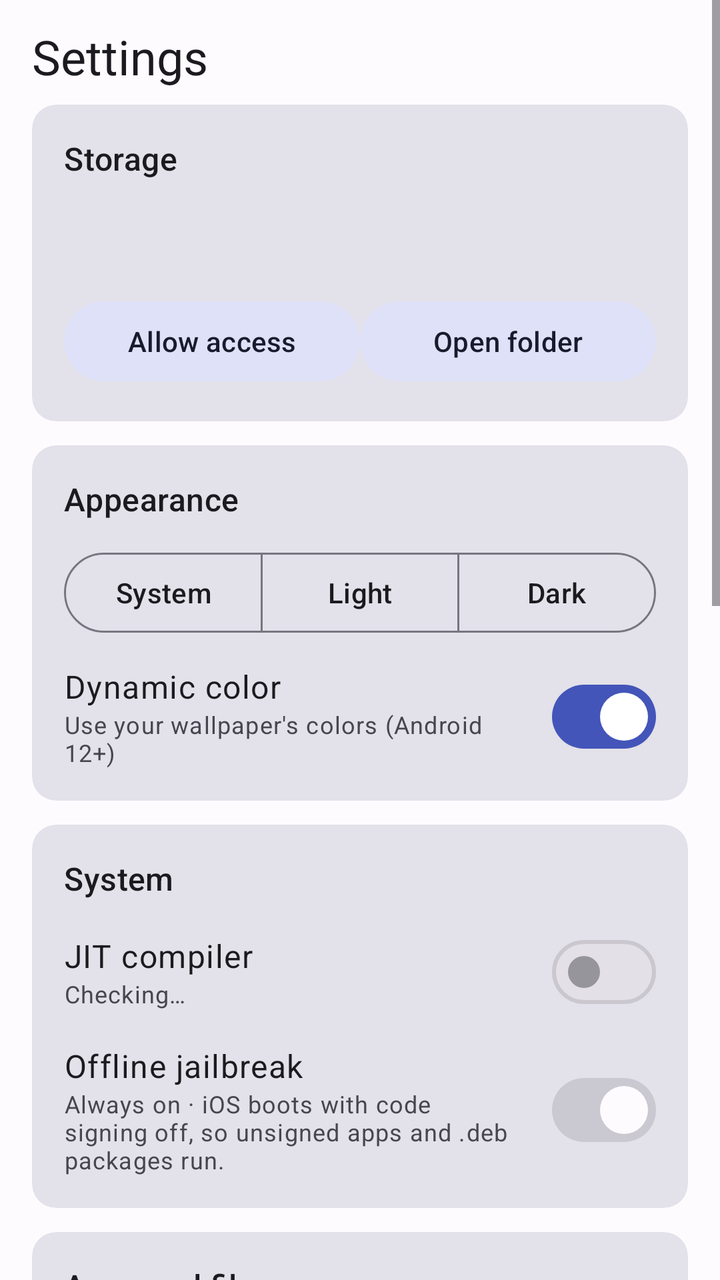
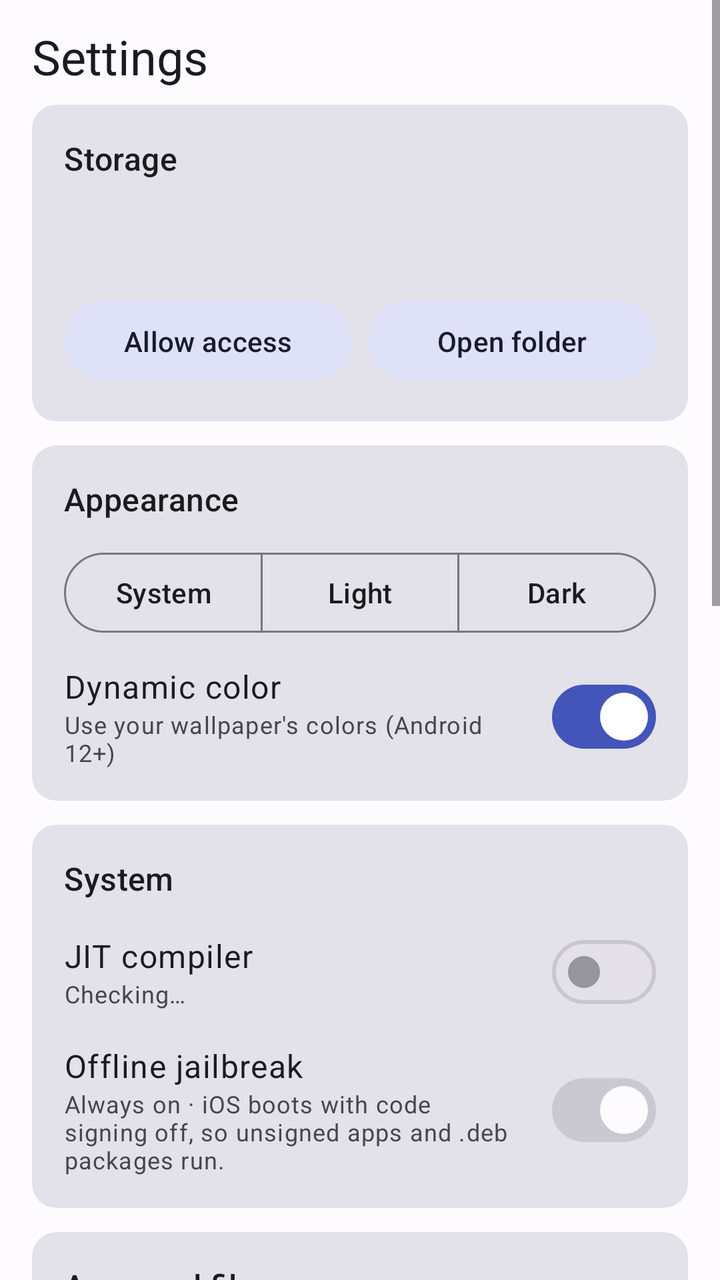

Two renders of the same Android screen: before a commit and after it. Below are the layout's source before the change and the commit's diff.
<!-- AndroidManifest.xml: application theme Theme.Podium -->
<!-- res/layout/page_settings.xml -->
<?xml version="1.0" encoding="utf-8"?>
<ScrollView xmlns:android="http://schemas.android.com/apk/res/android"
    xmlns:app="http://schemas.android.com/apk/res-auto"
    android:layout_width="match_parent"
    android:layout_height="match_parent"
    android:clipToPadding="false"
    android:fillViewport="true">

    <LinearLayout
        android:layout_width="match_parent"
        android:layout_height="wrap_content"
        android:orientation="vertical"
        android:paddingLeft="16dp"
        android:paddingTop="12dp"
        android:paddingRight="16dp"
        android:paddingBottom="8dp">

        <TextView
            android:layout_width="match_parent"
            android:layout_height="wrap_content"
            android:layout_marginBottom="8dp"
            android:text="Settings"
            android:textAppearance="?attr/textAppearanceHeadlineSmall"
            android:textColor="?attr/colorOnSurface" />

        <com.google.android.material.card.MaterialCardView
            style="@style/Widget.Material3.CardView.Filled"
            android:layout_width="match_parent"
            android:layout_height="wrap_content"
            android:layout_marginBottom="12dp">

            <LinearLayout
                android:layout_width="match_parent"
                android:layout_height="wrap_content"
                android:orientation="vertical"
                android:padding="16dp">

                <TextView
                    android:layout_width="match_parent"
                    android:layout_height="wrap_content"
                    android:text="Storage"
                    android:textAppearance="?attr/textAppearanceTitleMedium"
                    android:textColor="?attr/colorOnSurface" />

                <TextView
                    android:id="@+id/storagePath"
                    android:layout_width="match_parent"
                    android:layout_height="wrap_content"
                    android:layout_marginTop="8dp"
                    android:fontFamily="monospace"
                    android:text=""
                    android:textAppearance="?attr/textAppearanceBodySmall"
                    android:textColor="?attr/colorOnSurfaceVariant" />

                <TextView
                    android:id="@+id/storageNote"
                    android:layout_width="match_parent"
                    android:layout_height="wrap_content"
                    android:layout_marginTop="4dp"
                    android:text=""
                    android:textAppearance="?attr/textAppearanceBodySmall"
                    android:textColor="?attr/colorOnSurfaceVariant" />

                <LinearLayout
                    android:layout_width="match_parent"
                    android:layout_height="wrap_content"
                    android:layout_marginTop="12dp"
                    android:orientation="horizontal">

                    <com.google.android.material.button.MaterialButton
                        android:id="@+id/storageAccessButton"
                        style="@style/Widget.Material3.Button.TonalButton"
                        android:layout_width="0dp"
                        android:layout_height="wrap_content"
                        android:layout_right="4dp"
                        android:layout_weight="1"
                        android:text="Allow access" />

                    <com.google.android.material.button.MaterialButton
                        android:id="@+id/openFolderButton"
                        style="@style/Widget.Material3.Button.TonalButton"
                        android:layout_width="0dp"
                        android:layout_height="wrap_content"
                        android:layout_left="4dp"
                        android:layout_weight="1"
                        android:text="Open folder" />
                </LinearLayout>

            </LinearLayout>
        </com.google.android.material.card.MaterialCardView>

        <com.google.android.material.card.MaterialCardView
            style="@style/Widget.Material3.CardView.Filled"
            android:layout_width="match_parent"
            android:layout_height="wrap_content"
            android:layout_marginBottom="12dp">

            <LinearLayout
                android:layout_width="match_parent"
                android:layout_height="wrap_content"
                android:orientation="vertical"
                android:padding="16dp">

                <TextView
                    android:layout_width="match_parent"
                    android:layout_height="wrap_content"
                    android:text="Appearance"
                    android:textAppearance="?attr/textAppearanceTitleMedium"
                    android:textColor="?attr/colorOnSurface" />

                <com.google.android.material.button.MaterialButtonToggleGroup
                    android:id="@+id/themeToggle"
                    android:layout_width="match_parent"
                    android:layout_height="wrap_content"
                    android:layout_marginTop="12dp"
                    app:selectionRequired="true"
                    app:singleSelection="true">

                    <com.google.android.material.button.MaterialButton
                        android:id="@+id/themeSystem"
                        style="?attr/materialButtonOutlinedStyle"
                        android:layout_width="0dp"
                        android:layout_height="wrap_content"
                        android:layout_weight="1"
                        android:text="System" />

                    <com.google.android.material.button.MaterialButton
                        android:id="@+id/themeLight"
                        style="?attr/materialButtonOutlinedStyle"
                        android:layout_width="0dp"
                        android:layout_height="wrap_content"
                        android:layout_weight="1"
                        android:text="Light" />

                    <com.google.android.material.button.MaterialButton
                        android:id="@+id/themeDark"
                        style="?attr/materialButtonOutlinedStyle"
                        android:layout_width="0dp"
                        android:layout_height="wrap_content"
                        android:layout_weight="1"
                        android:text="Dark" />

                </com.google.android.material.button.MaterialButtonToggleGroup>

                <LinearLayout
                    android:layout_width="match_parent"
                    android:layout_height="wrap_content"
                    android:layout_marginTop="12dp"
                    android:gravity="center_vertical"
                    android:orientation="horizontal">

                    <LinearLayout
                        android:layout_width="0dp"
                        android:layout_height="wrap_content"
                        android:layout_weight="1"
                        android:orientation="vertical">

                        <TextView
                            android:layout_width="match_parent"
                            android:layout_height="wrap_content"
                            android:text="Dynamic color"
                            android:textAppearance="?attr/textAppearanceBodyLarge"
                            android:textColor="?attr/colorOnSurface" />

                        <TextView
                            android:id="@+id/dynamicSupport"
                            android:layout_width="match_parent"
                            android:layout_height="wrap_content"
                            android:text="Use your wallpaper's colors (Android 12+)"
                            android:textAppearance="?attr/textAppearanceBodySmall"
                            android:textColor="?attr/colorOnSurfaceVariant" />
                    </LinearLayout>

                    <com.google.android.material.materialswitch.MaterialSwitch
                        android:id="@+id/dynamicSwitch"
                        android:layout_width="wrap_content"
                        android:layout_height="wrap_content"
                        android:layout_marginLeft="12dp"
                        android:checked="true"
                        android:enabled="true" />
                </LinearLayout>

            </LinearLayout>
        </com.google.android.material.card.MaterialCardView>

        <com.google.android.material.card.MaterialCardView
            style="@style/Widget.Material3.CardView.Filled"
            android:layout_width="match_parent"
            android:layout_height="wrap_content"
            android:layout_marginBottom="12dp">

            <LinearLayout
                android:layout_width="match_parent"
                android:layout_height="wrap_content"
                android:orientation="vertical"
                android:padding="16dp">

                <TextView
                    android:layout_width="match_parent"
                    android:layout_height="wrap_content"
                    android:text="System"
                    android:textAppearance="?attr/textAppearanceTitleMedium"
                    android:textColor="?attr/colorOnSurface" />

                <LinearLayout
                    android:layout_width="match_parent"
                    android:layout_height="wrap_content"
                    android:layout_marginTop="12dp"
                    android:gravity="center_vertical"
                    android:orientation="horizontal">

                    <LinearLayout
                        android:layout_width="0dp"
                        android:layout_height="wrap_content"
                        android:layout_weight="1"
                        android:orientation="vertical">

                        <TextView
                            android:layout_width="match_parent"
                            android:layout_height="wrap_content"
                            android:text="JIT compiler"
                            android:textAppearance="?attr/textAppearanceBodyLarge"
                            android:textColor="?attr/colorOnSurface" />

                        <TextView
                            android:id="@+id/jitText"
                            android:layout_width="match_parent"
                            android:layout_height="wrap_content"
                            android:text="Checking…"
                            android:textAppearance="?attr/textAppearanceBodySmall"
                            android:textColor="?attr/colorOnSurfaceVariant" />
                    </LinearLayout>

                    <com.google.android.material.materialswitch.MaterialSwitch
                        android:id="@+id/jitSwitch"
                        android:layout_width="wrap_content"
                        android:layout_height="wrap_content"
                        android:layout_marginLeft="12dp"
                        android:checked="false"
                        android:enabled="false" />
                </LinearLayout>

                <LinearLayout
                    android:layout_width="match_parent"
                    android:layout_height="wrap_content"
                    android:layout_marginTop="12dp"
                    android:gravity="center_vertical"
                    android:orientation="horizontal">

                    <LinearLayout
                        android:layout_width="0dp"
                        android:layout_height="wrap_content"
                        android:layout_weight="1"
                        android:orientation="vertical">

                        <TextView
                            android:layout_width="match_parent"
                            android:layout_height="wrap_content"
                            android:text="Offline jailbreak"
                            android:textAppearance="?attr/textAppearanceBodyLarge"
                            android:textColor="?attr/colorOnSurface" />

                        <TextView
                            android:id="@+id/jailbreakText"
                            android:layout_width="match_parent"
                            android:layout_height="wrap_content"
                            android:text="Always on · iOS boots with code signing off, so unsigned apps and .deb packages run."
                            android:textAppearance="?attr/textAppearanceBodySmall"
                            android:textColor="?attr/colorOnSurfaceVariant" />
                    </LinearLayout>

                    <com.google.android.material.materialswitch.MaterialSwitch
                        android:id="@+id/jailbreakSwitch"
                        android:layout_width="wrap_content"
                        android:layout_height="wrap_content"
                        android:layout_marginLeft="12dp"
                        android:checked="true"
                        android:enabled="false" />
                </LinearLayout>

            </LinearLayout>
        </com.google.android.material.card.MaterialCardView>

        <com.google.android.material.card.MaterialCardView
            style="@style/Widget.Material3.CardView.Filled"
            android:layout_width="match_parent"
            android:layout_height="wrap_content"
            android:layout_marginBottom="12dp">

            <LinearLayout
                android:layout_width="match_parent"
                android:layout_height="wrap_content"
                android:orientation="vertical"
                android:padding="16dp">

                <TextView
                    android:layout_width="match_parent"
                    android:layout_height="wrap_content"
                    android:text="Apps and files"
                    android:textAppearance="?attr/textAppearanceTitleMedium"
                    android:textColor="?attr/colorOnSurface" />

                <TextView
                    android:layout_width="match_parent"
                    android:layout_height="wrap_content"
                    android:layout_marginTop="4dp"
                    android:text="Everything here is copied into the iPod's disk while it is powered off, and the picker opens in Documents/ios. Start iOS once first so the disk exists."
                    android:textAppearance="?attr/textAppearanceBodySmall"
                    android:textColor="?attr/colorOnSurfaceVariant" />

                <LinearLayout
                    android:layout_width="match_parent"
                    android:layout_height="wrap_content"
                    android:layout_marginTop="12dp"
                    android:orientation="horizontal">

                    <com.google.android.material.button.MaterialButton
                        android:id="@+id/installIpaButton"
                        style="@style/Widget.Material3.Button.TonalButton"
                        android:layout_width="0dp"
                        android:layout_height="wrap_content"
                        android:layout_right="4dp"
                        android:layout_weight="1"
                        android:text="Install IPA…" />

                    <com.google.android.material.button.MaterialButton
                        android:id="@+id/installDebButton"
                        style="@style/Widget.Material3.Button.TonalButton"
                        android:layout_width="0dp"
                        android:layout_height="wrap_content"
                        android:layout_left="4dp"
                        android:layout_weight="1"
                        android:text="Install .deb…" />
                </LinearLayout>

                <TextView
                    android:layout_width="match_parent"
                    android:layout_height="wrap_content"
                    android:layout_marginTop="8dp"
                    android:text="IPA apps go to /Applications and aren't signed or registered, so they may not show on the home screen. .deb packages need to be script-free; Cydia itself can't download anything without a network."
                    android:textAppearance="?attr/textAppearanceBodySmall"
                    android:textColor="?attr/colorOnSurfaceVariant" />

                <com.google.android.material.button.MaterialButton
                    android:id="@+id/importFilesButton"
                    style="@style/Widget.Material3.Button.TonalButton"
                    android:layout_width="wrap_content"
                    android:layout_height="wrap_content"
                    android:layout_marginTop="12dp"
                    android:text="Import any files…" />

                <TextView
                    android:layout_width="match_parent"
                    android:layout_height="wrap_content"
                    android:layout_marginTop="4dp"
                    android:text="Any file type, copied to /private/var/mobile/Media/Podium on the iPod."
                    android:textAppearance="?attr/textAppearanceBodySmall"
                    android:textColor="?attr/colorOnSurfaceVariant" />

            </LinearLayout>
        </com.google.android.material.card.MaterialCardView>

        <com.google.android.material.card.MaterialCardView
            style="@style/Widget.Material3.CardView.Filled"
            android:layout_width="match_parent"
            android:layout_height="wrap_content"
            android:layout_marginBottom="12dp">

            <LinearLayout
                android:layout_width="match_parent"
                android:layout_height="wrap_content"
                android:orientation="vertical"
                android:padding="16dp">

                <TextView
                    android:layout_width="match_parent"
                    android:layout_height="wrap_content"
                    android:text="Network"
                    android:textAppearance="?attr/textAppearanceTitleMedium"
                    android:textColor="?attr/colorOnSurface" />

                <LinearLayout
                    android:layout_width="match_parent"
                    android:layout_height="wrap_content"
                    android:layout_marginTop="12dp"
                    android:gravity="center_vertical"
                    android:orientation="horizontal">

                    <LinearLayout
                        android:layout_width="0dp"
                        android:layout_height="wrap_content"
                        android:layout_weight="1"
                        android:orientation="vertical">

                        <TextView
                            android:layout_width="match_parent"
                            android:layout_height="wrap_content"
                            android:text="Wi-Fi"
                            android:textAppearance="?attr/textAppearanceBodyLarge"
                            android:textColor="?attr/colorOnSurface" />

                        <TextView
                            android:id="@+id/networkText"
                            android:layout_width="match_parent"
                            android:layout_height="wrap_content"
                            android:text="Not available. The emulator has no network device yet, so iOS can't turn Wi-Fi on."
                            android:textAppearance="?attr/textAppearanceBodySmall"
                            android:textColor="?attr/colorOnSurfaceVariant" />
                    </LinearLayout>

                    <com.google.android.material.materialswitch.MaterialSwitch
                        android:id="@+id/networkSwitch"
                        android:layout_width="wrap_content"
                        android:layout_height="wrap_content"
                        android:layout_marginLeft="12dp"
                        android:checked="false"
                        android:enabled="false" />
                </LinearLayout>

            </LinearLayout>
        </com.google.android.material.card.MaterialCardView>

        <com.google.android.material.card.MaterialCardView
            style="@style/Widget.Material3.CardView.Filled"
            android:layout_width="match_parent"
            android:layout_height="wrap_content"
            android:layout_marginBottom="12dp">

            <LinearLayout
                android:layout_width="match_parent"
                android:layout_height="wrap_content"
                android:orientation="vertical"
                android:padding="16dp">

                <TextView
                    android:layout_width="match_parent"
                    android:layout_height="wrap_content"
                    android:text="Logs"
                    android:textAppearance="?attr/textAppearanceTitleMedium"
                    android:textColor="?attr/colorOnSurface" />

                <TextView
                    android:id="@+id/logPreview"
                    android:layout_width="match_parent"
                    android:layout_height="wrap_content"
                    android:layout_marginTop="8dp"
                    android:fontFamily="monospace"
                    android:text="No log yet."
                    android:textAppearance="?attr/textAppearanceBodySmall"
                    android:textColor="?attr/colorOnSurfaceVariant" />

                <LinearLayout
                    android:layout_width="match_parent"
                    android:layout_height="wrap_content"
                    android:layout_marginTop="12dp"
                    android:orientation="horizontal">

                    <com.google.android.material.button.MaterialButton
                        android:id="@+id/copyLogButton"
                        style="@style/Widget.Material3.Button.TonalButton"
                        android:layout_width="0dp"
                        android:layout_height="wrap_content"
                        android:layout_right="4dp"
                        android:layout_weight="1"
                        android:text="Copy log" />

                    <com.google.android.material.button.MaterialButton
                        android:id="@+id/saveLogButton"
                        style="@style/Widget.Material3.Button.TonalButton"
                        android:layout_width="0dp"
                        android:layout_height="wrap_content"
                        android:layout_left="4dp"
                        android:layout_weight="1"
                        android:text="Save log" />
                </LinearLayout>

            </LinearLayout>
        </com.google.android.material.card.MaterialCardView>

        <com.google.android.material.card.MaterialCardView
            style="@style/Widget.Material3.CardView.Filled"
            android:layout_width="match_parent"
            android:layout_height="wrap_content"
            android:layout_marginBottom="12dp">

            <LinearLayout
                android:layout_width="match_parent"
                android:layout_height="wrap_content"
                android:orientation="vertical"
                android:padding="16dp">

                <TextView
                    android:layout_width="match_parent"
                    android:layout_height="wrap_content"
                    android:text="About"
                    android:textAppearance="?attr/textAppearanceTitleMedium"
                    android:textColor="?attr/colorOnSurface" />

                <TextView
                    android:id="@+id/aboutText"
                    android:layout_width="match_parent"
                    android:layout_height="wrap_content"
                    android:layout_marginTop="4dp"
                    android:text=""
                    android:textAppearance="?attr/textAppearanceBodySmall"
                    android:textColor="?attr/colorOnSurfaceVariant" />

            </LinearLayout>
        </com.google.android.material.card.MaterialCardView>

    </LinearLayout>
</ScrollView>
<!-- resources referenced by this layout -->
<resources>
  <style name="Theme.Podium" parent="Theme.Material3.DayNight.NoActionBar">
          <item name="colorPrimary">@color/md_primary</item>
          <item name="colorOnPrimary">@color/md_on_primary</item>
          <item name="colorPrimaryContainer">@color/md_primary_container</item>
          <item name="colorOnPrimaryContainer">@color/md_on_primary_container</item>
          <item name="colorSecondary">@color/md_secondary</item>
          <item name="colorOnSecondary">@color/md_on_secondary</item>
          <item name="colorSecondaryContainer">@color/md_secondary_container</item>
          <item name="colorOnSecondaryContainer">@color/md_on_secondary_container</item>
          <item name="colorTertiary">@color/md_tertiary</item>
          <item name="colorOnTertiary">@color/md_on_tertiary</item>
          <item name="colorTertiaryContainer">@color/md_tertiary_container</item>
          <item name="colorOnTertiaryContainer">@color/md_on_tertiary_container</item>
          <item name="colorError">@color/md_error</item>
          <item name="colorOnError">@color/md_on_error</item>
          <item name="colorErrorContainer">@color/md_error_container</item>
          <item name="colorOnErrorContainer">@color/md_on_error_container</item>
          <item name="android:colorBackground">@color/md_background</item>
          <item name="colorOnBackground">@color/md_on_background</item>
          <item name="colorSurface">@color/md_surface</item>
          <item name="colorOnSurface">@color/md_on_surface</item>
          <item name="colorSurfaceVariant">@color/md_surface_variant</item>
          <item name="colorOnSurfaceVariant">@color/md_on_surface_variant</item>
          <item name="colorOutline">@color/md_outline</item>
          <item name="colorOutlineVariant">@color/md_outline_variant</item>
          <item name="colorSurfaceContainerLowest">@color/md_surface_container_lowest</item>
          <item name="colorSurfaceContainerLow">@color/md_surface_container_low</item>
          <item name="colorSurfaceContainer">@color/md_surface_container</item>
          <item name="colorSurfaceContainerHigh">@color/md_surface_container_high</item>
          <item name="colorSurfaceContainerHighest">@color/md_surface_container_highest</item>
      </style>
  <color name="md_primary">#4355B9</color>
  <color name="md_on_primary">#FFFFFF</color>
  <color name="md_primary_container">#DDE1FF</color>
  <color name="md_on_primary_container">#00105C</color>
  <color name="md_secondary">#5A5D72</color>
  <color name="md_on_secondary">#FFFFFF</color>
  <color name="md_secondary_container">#DFE1F9</color>
  <color name="md_on_secondary_container">#171B2C</color>
  <color name="md_tertiary">#76546E</color>
  <color name="md_on_tertiary">#FFFFFF</color>
  <color name="md_tertiary_container">#FFD7F1</color>
  <color name="md_on_tertiary_container">#2D1228</color>
  <color name="md_error">#BA1A1A</color>
  <color name="md_on_error">#FFFFFF</color>
  <color name="md_error_container">#FFDAD6</color>
  <color name="md_on_error_container">#410002</color>
  <color name="md_background">#FEFBFF</color>
  <color name="md_on_background">#1B1B1F</color>
  <color name="md_surface">#FEFBFF</color>
  <color name="md_on_surface">#1B1B1F</color>
  <color name="md_surface_variant">#E3E1EC</color>
  <color name="md_on_surface_variant">#46464F</color>
  <color name="md_outline">#767680</color>
  <color name="md_outline_variant">#C6C5D0</color>
  <color name="md_surface_container_lowest">#FFFFFF</color>
  <color name="md_surface_container_low">#F5F2FA</color>
  <color name="md_surface_container">#EFEDF4</color>
  <color name="md_surface_container_high">#E9E7EF</color>
  <color name="md_surface_container_highest">#E3E1E9</color>
</resources>

<!-- the commit's change to res/layout/page_settings.xml (unified diff, before → after) -->
@@ -72,7 +72,7 @@
                         style="@style/Widget.Material3.Button.TonalButton"
                         android:layout_width="0dp"
                         android:layout_height="wrap_content"
-                        android:layout_right="4dp"
+                        android:layout_marginEnd="4dp"
                         android:layout_weight="1"
                         android:text="Allow access" />
 
@@ -81,7 +81,7 @@
                         style="@style/Widget.Material3.Button.TonalButton"
                         android:layout_width="0dp"
                         android:layout_height="wrap_content"
-                        android:layout_left="4dp"
+                        android:layout_marginStart="4dp"
                         android:layout_weight="1"
                         android:text="Open folder" />
                 </LinearLayout>
@@ -319,7 +319,7 @@
                         style="@style/Widget.Material3.Button.TonalButton"
                         android:layout_width="0dp"
                         android:layout_height="wrap_content"
-                        android:layout_right="4dp"
+                        android:layout_marginEnd="4dp"
                         android:layout_weight="1"
                         android:text="Install IPA…" />
 
@@ -328,7 +328,7 @@
                         style="@style/Widget.Material3.Button.TonalButton"
                         android:layout_width="0dp"
                         android:layout_height="wrap_content"
-                        android:layout_left="4dp"
+                        android:layout_marginStart="4dp"
                         android:layout_weight="1"
                         android:text="Install .deb…" />
                 </LinearLayout>
@@ -460,7 +460,7 @@
                         style="@style/Widget.Material3.Button.TonalButton"
                         android:layout_width="0dp"
                         android:layout_height="wrap_content"
-                        android:layout_right="4dp"
+                        android:layout_marginEnd="4dp"
                         android:layout_weight="1"
                         android:text="Copy log" />
 
@@ -469,7 +469,7 @@
                         style="@style/Widget.Material3.Button.TonalButton"
                         android:layout_width="0dp"
                         android:layout_height="wrap_content"
-                        android:layout_left="4dp"
+                        android:layout_marginStart="4dp"
                         android:layout_weight="1"
                         android:text="Save log" />
                 </LinearLayout>
